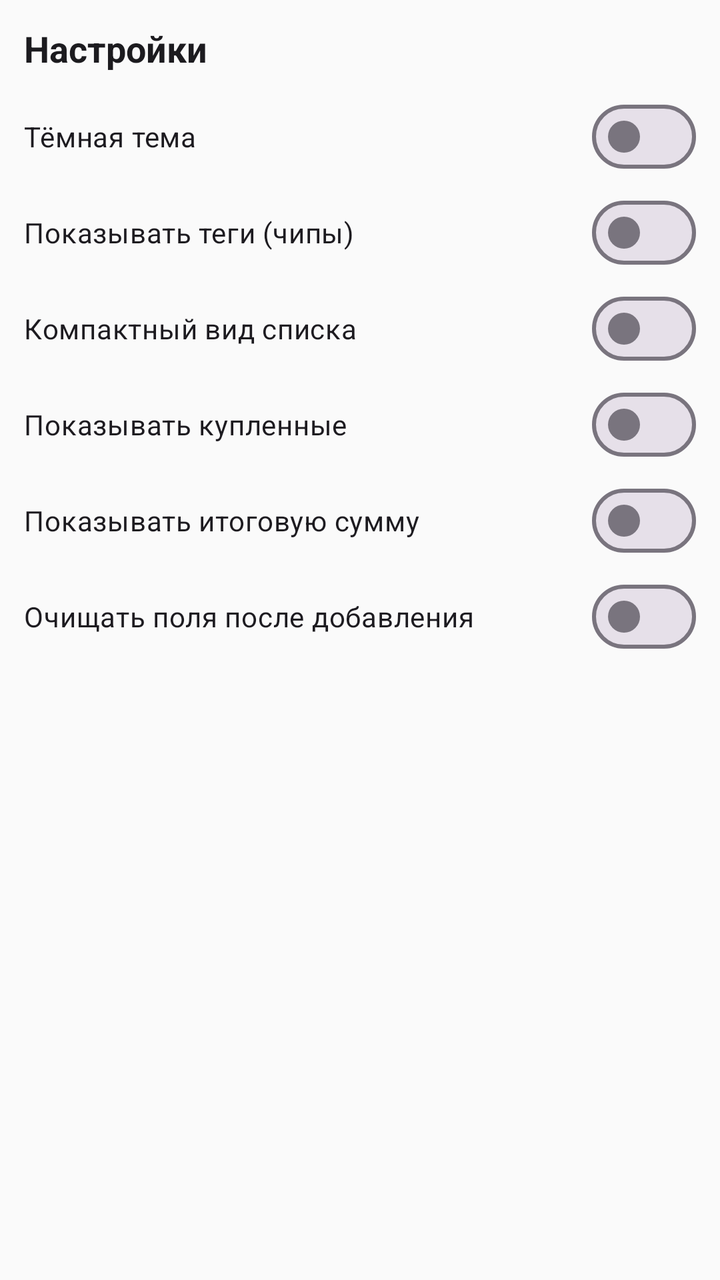
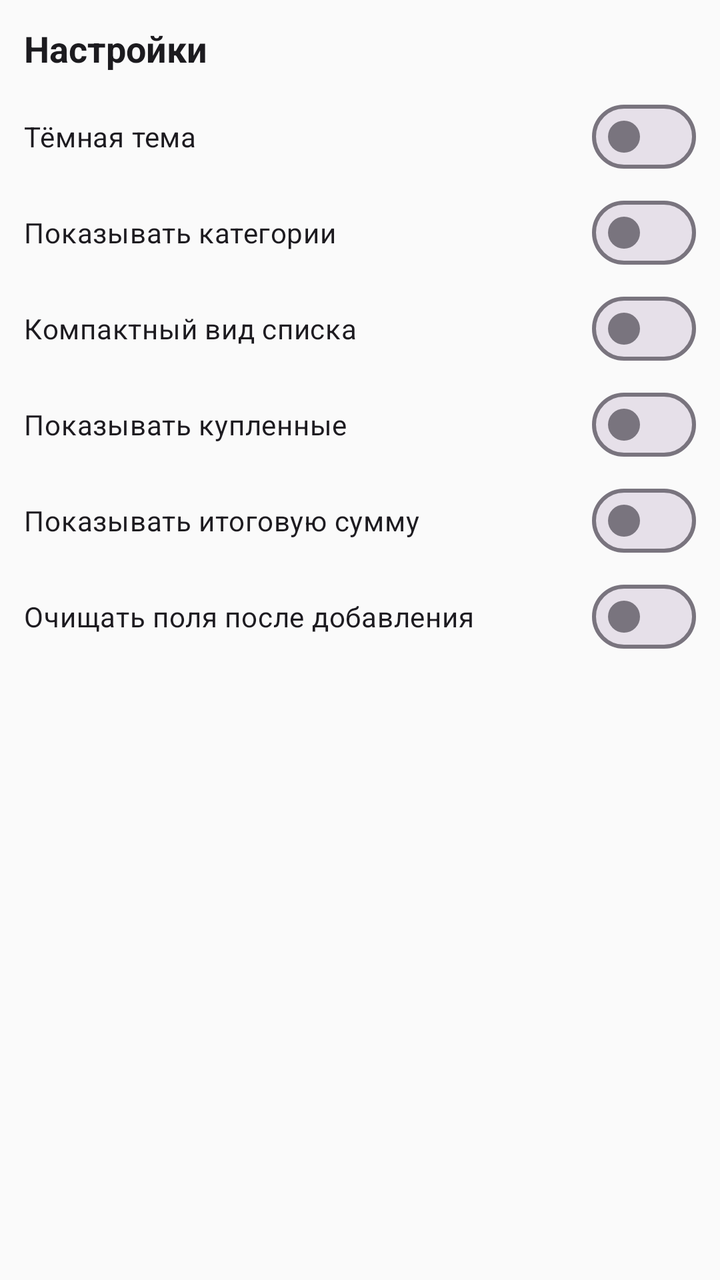

An Android layout rendered at two revisions. The XML below is the earlier revision; the diff shows what the commit changed to produce the second picture.
<!-- AndroidManifest.xml: application theme Theme.ShoppingList -->
<!-- res/layout/screen_settings.xml -->
<?xml version="1.0" encoding="utf-8"?>
<ScrollView xmlns:android="http://schemas.android.com/apk/res/android"
    android:layout_width="match_parent"
    android:layout_height="match_parent"
    android:padding="12dp">

    <LinearLayout
        android:layout_width="match_parent"
        android:layout_height="wrap_content"
        android:orientation="vertical">

        <TextView
            android:layout_width="wrap_content"
            android:layout_height="wrap_content"
            android:text="Настройки"
            android:textSize="18sp"
            android:textStyle="bold"
            android:textColor="?attr/colorOnSurface"
            android:layout_marginBottom="8dp" />

        <com.google.android.material.materialswitch.MaterialSwitch
            android:id="@+id/swDarkTheme"
            android:layout_width="match_parent"
            android:layout_height="wrap_content"
            android:text="Тёмная тема"
            android:paddingTop="8dp"
            android:paddingBottom="8dp" />

        <com.google.android.material.materialswitch.MaterialSwitch
            android:id="@+id/swShowTags"
            android:layout_width="match_parent"
            android:layout_height="wrap_content"
            android:text="Показывать теги (чипы)"
            android:paddingTop="8dp"
            android:paddingBottom="8dp" />

        <com.google.android.material.materialswitch.MaterialSwitch
            android:id="@+id/swCompact"
            android:layout_width="match_parent"
            android:layout_height="wrap_content"
            android:text="Компактный вид списка"
            android:paddingTop="8dp"
            android:paddingBottom="8dp" />

        <com.google.android.material.materialswitch.MaterialSwitch
            android:id="@+id/swShowDone"
            android:layout_width="match_parent"
            android:layout_height="wrap_content"
            android:text="Показывать купленные"
            android:paddingTop="8dp"
            android:paddingBottom="8dp" />

        <com.google.android.material.materialswitch.MaterialSwitch
            android:id="@+id/swShowTotal"
            android:layout_width="match_parent"
            android:layout_height="wrap_content"
            android:text="Показывать итоговую сумму"
            android:paddingTop="8dp"
            android:paddingBottom="8dp" />

        <com.google.android.material.materialswitch.MaterialSwitch
            android:id="@+id/swClearFields"
            android:layout_width="match_parent"
            android:layout_height="wrap_content"
            android:text="Очищать поля после добавления"
            android:paddingTop="8dp"
            android:paddingBottom="8dp" />
    </LinearLayout>
</ScrollView>
<!-- resources referenced by this layout -->
<resources>
  <style name="Theme.ShoppingList" parent="Theme.Material3.DayNight.NoActionBar">
          <item name="colorPrimary">@color/primary</item>
          <item name="colorOnPrimary">@color/on_primary</item>
          <item name="colorPrimaryContainer">@color/primary_container</item>
          <item name="colorOnPrimaryContainer">@color/on_primary_container</item>
          <item name="colorSecondary">@color/secondary</item>
          <item name="colorOnSecondary">@color/on_secondary</item>
          <item name="android:colorBackground">@color/surface</item>
          <item name="colorSurface">@color/card_bg</item>
          <item name="colorOnSurface">@color/on_surface</item>
          <item name="colorSurfaceVariant">@color/surface_variant</item>
          <item name="colorOnSurfaceVariant">@color/on_surface_variant</item>
          <item name="android:statusBarColor" tools:targetApi="l">@color/surface</item>
          <item name="android:windowLightStatusBar" tools:targetApi="m">true</item>
          <item name="chipStyle">@style/SmallChip</item>
      </style>
  <color name="primary">#4CAF50</color>
  <color name="on_primary">#FFFFFF</color>
  <color name="primary_container">#C8E6C9</color>
  <color name="on_primary_container">#1B5E20</color>
  <color name="secondary">#FFA726</color>
  <color name="on_secondary">#FFFFFF</color>
  <color name="surface">#FAFAFA</color>
  <color name="card_bg">#FFFFFF</color>
  <color name="on_surface">#1C1B1F</color>
  <color name="surface_variant">#F0F0F0</color>
  <color name="on_surface_variant">#49454F</color>
  <style name="SmallChip" parent="Widget.Material3.Chip.Filter">
          <item name="chipMinTouchTargetSize">0dp</item>
          <item name="chipMinHeight">24dp</item>
          <item name="chipStartPadding">6dp</item>
          <item name="chipEndPadding">6dp</item>
          <item name="android:textSize">11sp</item>
      </style>
</resources>

<!-- the commit's change to res/layout/screen_settings.xml (unified diff, before → after) -->
@@ -30,7 +30,7 @@
             android:id="@+id/swShowTags"
             android:layout_width="match_parent"
             android:layout_height="wrap_content"
-            android:text="Показывать теги (чипы)"
+            android:text="Показывать категории"
             android:paddingTop="8dp"
             android:paddingBottom="8dp" />
 
